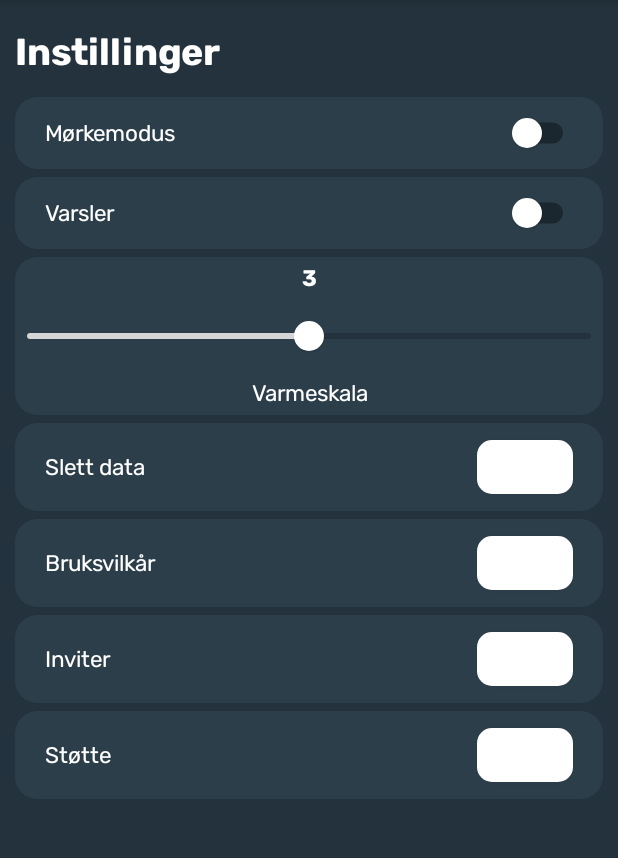
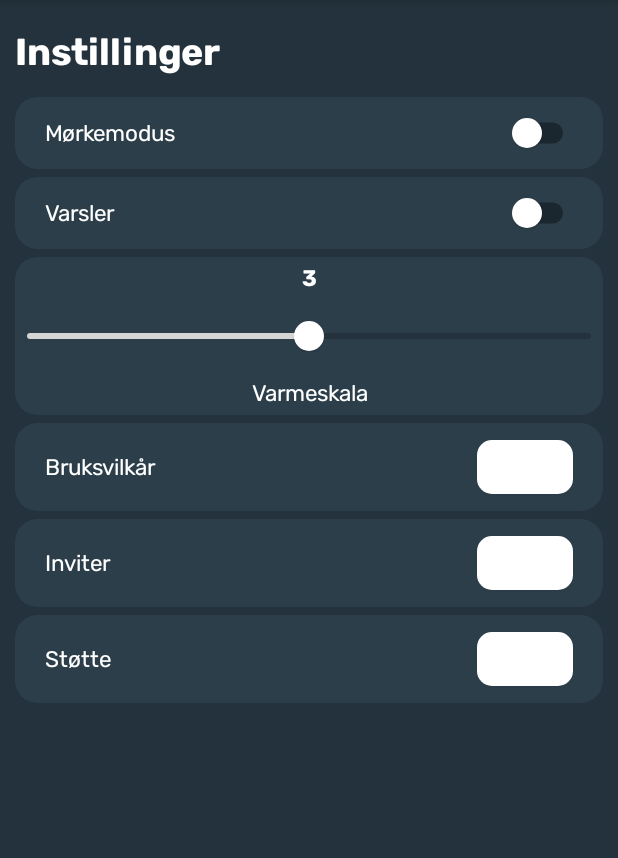
Before and after one commit to IN2000-v22-gruppe14/vaerklar, an Android app built with Jetpack Compose: the SettingsActivity screen opened directly, with no data from a screen before it, on a phone screen of 412 x 824 dp, the part 84-942 px from its top. Run offline under Robolectric (Android 15) with nearby library versions, the phone set to English and light mode, and no system bars.

Commit message:
fjernet knapper som ikke brukes

```diff
--- a/app/src/main/java/com/example/vaerklar/ui/screens/SettingsScreen.kt
+++ b/app/src/main/java/com/example/vaerklar/ui/screens/SettingsScreen.kt
@@ -54,17 +54,9 @@ fun notifications(notify: Boolean) {
     TODO("Toggles notifications onn and off")
 }
 
-fun performanceMode(performance: Boolean) {
-    TODO("Toggles performance mode, saving battery")
-}
-
 fun adjustWarmth(hotness: Float) {
     val hot: Int = hotness.roundToInt()
     TODO("Make this adjust the recommended clothes")
-}
-
-fun clearData() {
-    TODO("Clears all saved data the app has on you")
 }
 
 fun termsOfService() {
@@ -238,50 +230,6 @@ fun SettingsMenu() {
                 }
             }
 
-
-            // Terms of service.
-            Card(
-                modifier = Modifier
-                    .fillMaxWidth()
-                    .absolutePadding(10.dp, 0.dp, 10.dp, 0.dp),
-                backgroundColor = DayTileAlt,
-                shape = RoundedCornerShape(15.dp),
-                elevation = 0.dp,
-            ) {
-
-                // Row for button to toggle theme.
-                Row(
-                    modifier = Modifier
-                        .absolutePadding(20.dp, 5.dp, 20.dp, 5.dp),
-                    verticalAlignment = Alignment.CenterVertically,
-                    horizontalArrangement = Arrangement.SpaceBetween,
-                ) {
-                    Text(
-                        text = "Slett data",
-                        textAlign = TextAlign.Start,
-                        color = Color.White,
-                        fontSize = 15.sp,
-                        fontFamily = Rubik,
-                    )
-
-                    Button(
-                        onClick = { clearData() },
-                        shape = RoundedCornerShape(10.dp),
-                        colors = ButtonDefaults.buttonColors(
-                            backgroundColor = Color.White)
-                    ) {
-
-                        Text (
-                            text = "",
-                            textAlign = TextAlign.Center,
-                            color = DayTile,
-                            fontSize = 15.sp,
-                            fontFamily = Rubik,
-                        )
-                    }
-                }
-            }
-
             // Terms of service.
             Card(
                 modifier = Modifier
```
